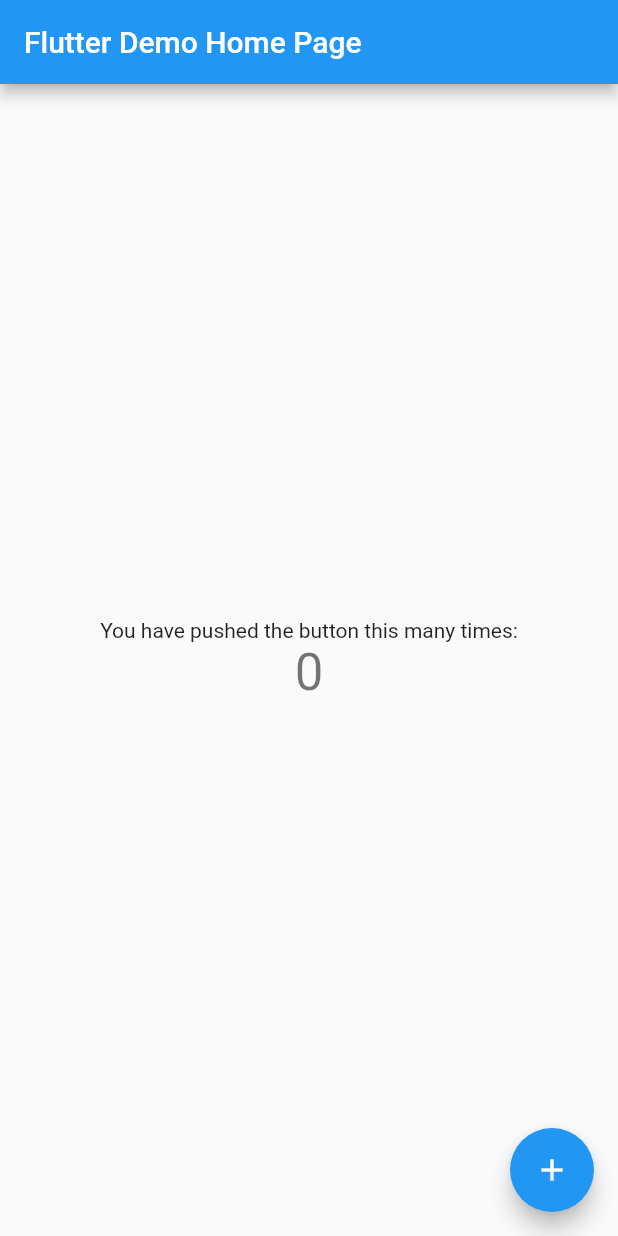
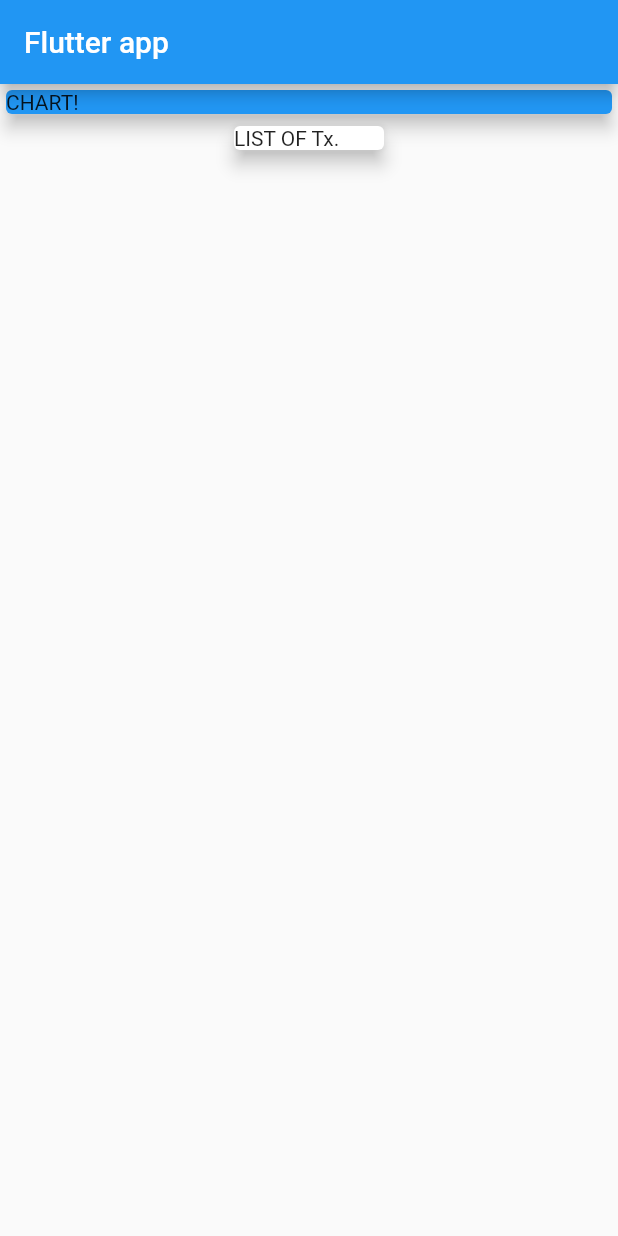
Before and after one commit to MohamedFaalil/flutter_personal_expense_tracker, a Flutter app: the screen it shows after launch, on a phone screen of 412 x 824 dp. Run offline on Flutter 3.47's test engine with Material 2 defaults, Android fonts, the phone set to English and light mode, and no system bars.

Commit message:
basic sketch init

```diff
--- a/lib/main.dart
+++ b/lib/main.dart
@@ -7,109 +7,47 @@ void main() {
 class MyApp extends StatelessWidget {
   const MyApp({Key? key}) : super(key: key);
 
-  // This widget is the root of your application.
   @override
   Widget build(BuildContext context) {
     return MaterialApp(
       title: 'Flutter Demo',
       theme: ThemeData(
-        // This is the theme of your application.
-        //
-        // Try running your application with "flutter run". You'll see the
-        // application has a blue toolbar. Then, without quitting the app, try
-        // changing the primarySwatch below to Colors.green and then invoke
-        // "hot reload" (press "r" in the console where you ran "flutter run",
-        // or simply save your changes to "hot reload" in a Flutter IDE).
-        // Notice that the counter didn't reset back to zero; the application
-        // is not restarted.
         primarySwatch: Colors.blue,
       ),
-      home: const MyHomePage(title: 'Flutter Demo Home Page'),
+      home: const MyHomePage(),
     );
   }
 }
 
-class MyHomePage extends StatefulWidget {
-  const MyHomePage({Key? key, required this.title}) : super(key: key);
-
-  // This widget is the home page of your application. It is stateful, meaning
-  // that it has a State object (defined below) that contains fields that affect
-  // how it looks.
-
-  // This class is the configuration for the state. It holds the values (in this
-  // case the title) provided by the parent (in this case the App widget) and
-  // used by the build method of the State. Fields in a Widget subclass are
-  // always marked "final".
-
-  final String title;
-
-  @override
-  State<MyHomePage> createState() => _MyHomePageState();
-}
-
-class _MyHomePageState extends State<MyHomePage> {
-  int _counter = 0;
-
-  void _incrementCounter() {
-    setState(() {
-      // This call to setState tells the Flutter framework that something has
-      // changed in this State, which causes it to rerun the build method below
-      // so that the display can reflect the updated values. If we changed
-      // _counter without calling setState(), then the build method would not be
-      // called again, and so nothing would appear to happen.
-      _counter++;
-    });
-  }
+class MyHomePage extends StatelessWidget {
+  const MyHomePage({Key? key}) : super(key: key);
 
   @override
   Widget build(BuildContext context) {
-    // This method is rerun every time setState is called, for instance as done
-    // by the _incrementCounter method above.
-    //
-    // The Flutter framework has been optimized to make rerunning build methods
-    // fast, so that you can just rebuild anything that needs updating rather
-    // than having to individually change instances of widgets.
     return Scaffold(
       appBar: AppBar(
-        // Here we take the value from the MyHomePage object that was created by
-        // the App.build method, and use it to set our appbar title.
-        title: Text(widget.title),
+        title: const Text('Flutter app'),
       ),
-      body: Center(
-        // Center is a layout widget. It takes a single child and positions it
-        // in the middle of the parent.
-        child: Column(
-          // Column is also a layout widget. It takes a list of children and
-          // arranges them vertically. By default, it sizes itself to fit its
-          // children horizontally, and tries to be as tall as its parent.
-          //
-          // Invoke "debug painting" (press "p" in the console, choose the
-          // "Toggle Debug Paint" action from the Flutter Inspector in Android
-          // Studio, or the "Toggle Debug Paint" command in Visual Studio Code)
-          // to see the wireframe for each widget.
-          //
-          // Column has various properties to control how it sizes itself and
-          // how it positions its children. Here we use mainAxisAlignment to
-          // center the children vertically; the main axis here is the vertical
-          // axis because Columns are vertical (the cross axis would be
-          // horizontal).
-          mainAxisAlignment: MainAxisAlignment.center,
-          children: <Widget>[
-            const Text(
-              'You have pushed the button this many times:',
+      body: Column(
+        // ignore: prefer_const_literals_to_create_immutables
+        children: [
+          const SizedBox(
+            width: double.infinity,
+            child: Card(
+              color: Colors.blue,
+              elevation: 5,
+              child: Text("CHART!"),
             ),
-            Text(
-              '$_counter',
-              style: Theme.of(context).textTheme.headline4,
+          ),
+          const Card(
+            elevation: 5,
+            child: SizedBox(
+              width: 100,
+              child: Text("LIST OF Tx."),
             ),
-          ],
-        ),
+          ),
+        ],
       ),
-      floatingActionButton: FloatingActionButton(
-        onPressed: _incrementCounter,
-        tooltip: 'Increment',
-        child: const Icon(Icons.add),
-      ), // This trailing comma makes auto-formatting nicer for build methods.
     );
   }
 }
```
